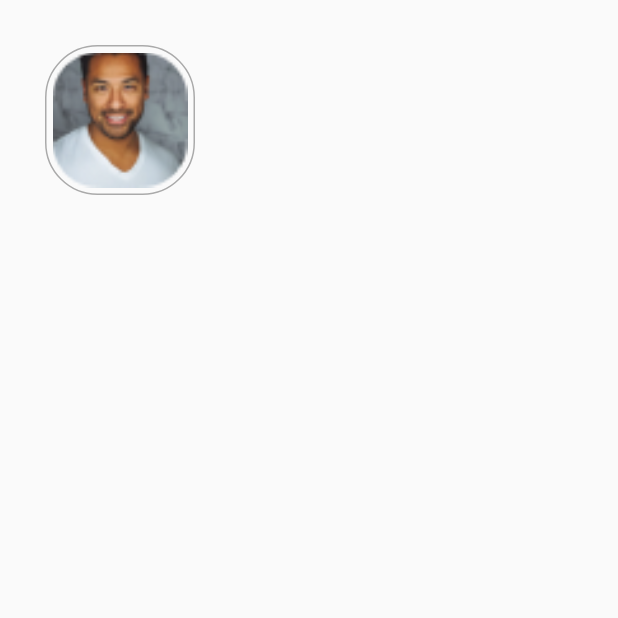
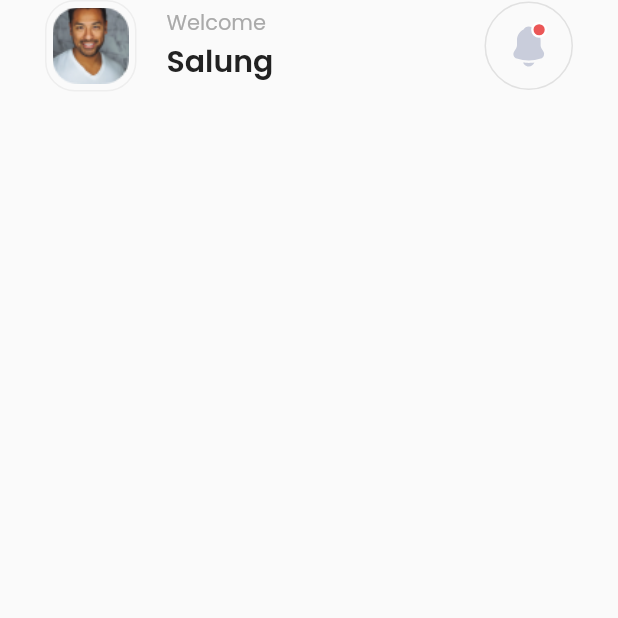
Before and after one commit to Dan-Y-Ko/Flutter-Dart-Playground, a Flutter app: the screen it shows after launch, on a phone screen of 412 x 824 dp, the top half of it. Run offline on Flutter 3.47's test engine with Material 2 defaults, Android fonts, the phone set to English and light mode, and no system bars; our stand-ins replace flutter_svg.

Commit message:
finish header

```diff
--- a/flutter/ui/travel_app_ui/lib/screens/discover_screen.dart
+++ b/flutter/ui/travel_app_ui/lib/screens/discover_screen.dart
@@ -12,7 +12,7 @@ class DiscoverScreen extends StatelessWidget {
         child: SafeArea(
           child: SingleChildScrollView(
             child: Padding(
-              padding: const EdgeInsets.all(30.0),
+              padding: const EdgeInsets.fromLTRB(30.0, 0, 30.0, 33.0),
               child: Column(
                 children: [
                   Header(),
--- /dev/null
+++ b/flutter/ui/travel_app_ui/lib/widgets/avatar.dart
@@ -0,0 +1,30 @@
+import 'package:flutter/material.dart';
+
+class Avatar extends StatelessWidget {
+  const Avatar({
+    Key? key,
+  }) : super(key: key);
+
+  @override
+  Widget build(BuildContext context) {
+    return Container(
+      height: 61.0,
+      width: 61.0,
+      decoration: BoxDecoration(
+        border: Border.all(color: Color.fromRGBO(0, 0, 0, 0.05)
+            // color: Color(0xFFAAAAAA),
+            ),
+        borderRadius: BorderRadius.all(
+          Radius.circular(20.0),
+        ),
+      ),
+      child: Padding(
+        padding: const EdgeInsets.all(4.0),
+        child: Image.asset(
+          'assets/images/male_avatar.png',
+          fit: BoxFit.fill,
+        ),
+      ),
+    );
+  }
+}
--- /dev/null
+++ b/flutter/ui/travel_app_ui/lib/widgets/greeting.dart
@@ -0,0 +1,30 @@
+import 'package:flutter/material.dart';
+
+class Greeting extends StatelessWidget {
+  const Greeting({Key? key}) : super(key: key);
+
+  @override
+  Widget build(BuildContext context) {
+    return Column(
+      crossAxisAlignment: CrossAxisAlignment.start,
+      children: [
+        Text(
+          'Welcome',
+          style: TextStyle(
+            fontSize: 14.0,
+            fontFamily: 'Poppins400',
+            color: Color(0xFFAAAAAA),
+          ),
+        ),
+        Text(
+          'Salung',
+          style: TextStyle(
+            fontSize: 20.0,
+            fontFamily: 'Poppins600',
+            color: Color(0xFF222222),
+          ),
+        ),
+      ],
+    );
+  }
+}
--- a/flutter/ui/travel_app_ui/lib/widgets/header.dart
+++ b/flutter/ui/travel_app_ui/lib/widgets/header.dart
@@ -1,4 +1,8 @@
 import 'package:flutter/material.dart';
+
+import 'avatar.dart';
+import 'greeting.dart';
+import 'notification.dart' as TravelApp;
 
 class Header extends StatelessWidget {
   const Header({Key? key}) : super(key: key);
@@ -6,26 +10,18 @@ class Header extends StatelessWidget {
   @override
   Widget build(BuildContext context) {
     return Row(
+      mainAxisAlignment: MainAxisAlignment.spaceBetween,
       children: [
-        Container(
-          height: 100.0,
-          width: 100.0,
-          decoration: BoxDecoration(
-            border: Border.all(
-              color: Color(0xFFAAAAAA),
+        Row(
+          children: [
+            Avatar(),
+            SizedBox(
+              width: 20.0,
             ),
-            borderRadius: BorderRadius.all(
-              Radius.circular(35.0),
-            ),
-          ),
-          child: Padding(
-            padding: const EdgeInsets.all(4.0),
-            child: Image.asset(
-              'assets/images/male_avatar.png',
-              fit: BoxFit.fill,
-            ),
-          ),
+            Greeting(),
+          ],
         ),
+        TravelApp.Notification(),
       ],
     );
   }
--- /dev/null
+++ b/flutter/ui/travel_app_ui/lib/widgets/notification.dart
@@ -0,0 +1,28 @@
+import 'package:flutter/material.dart';
+import 'package:flutter_svg/flutter_svg.dart';
+
+class Notification extends StatelessWidget {
+  const Notification({Key? key}) : super(key: key);
+
+  @override
+  Widget build(BuildContext context) {
+    return Container(
+      height: 59.0,
+      width: 59.0,
+      decoration: BoxDecoration(
+        border: Border.all(
+          color: Color.fromRGBO(0, 0, 0, 0.1),
+        ),
+        borderRadius: BorderRadius.all(
+          Radius.circular(50.0),
+        ),
+      ),
+      child: Padding(
+        padding: const EdgeInsets.all(12.0),
+        child: SvgPicture.asset(
+          'assets/images/notification.svg',
+        ),
+      ),
+    );
+  }
+}
```
Also changed, not shown: flutter/ui/travel_app_ui/pubspec.yaml (+13 -6 lines), flutter/ui/travel_app_ui/assets/fonts/Poppins-Medium.ttf (added), flutter/ui/travel_app_ui/assets/fonts/Poppins-Regular.ttf (added), flutter/ui/travel_app_ui/assets/fonts/Poppins-SemiBold.ttf (added), flutter/ui/travel_app_ui/assets/images/notification.svg (added).
